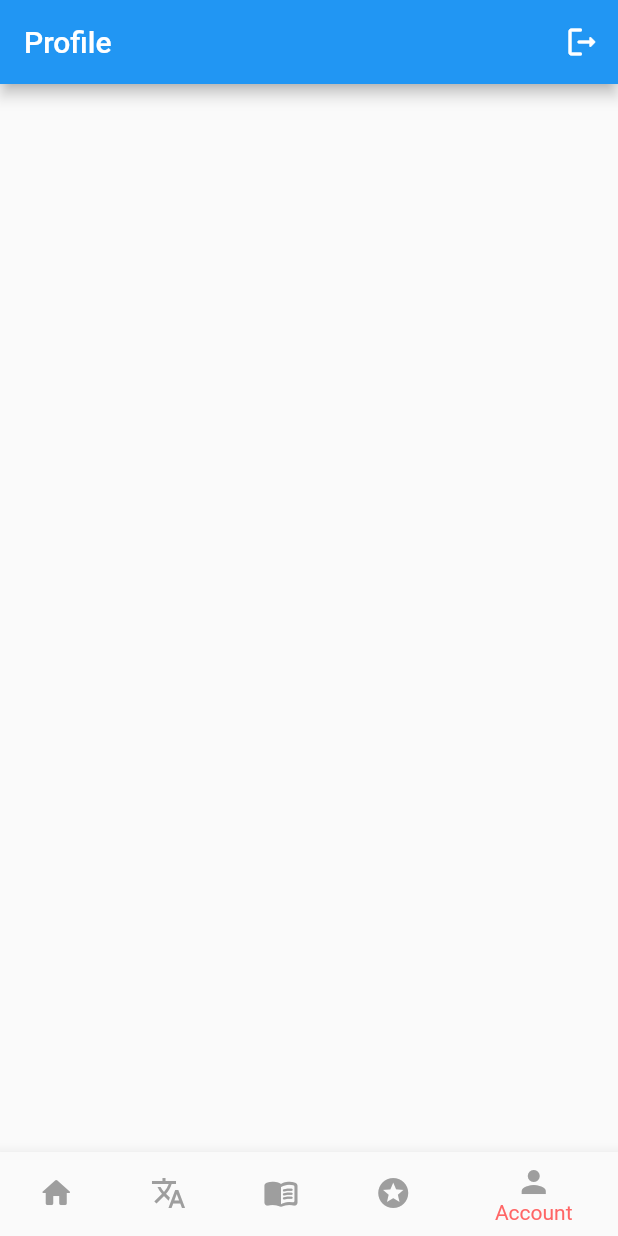
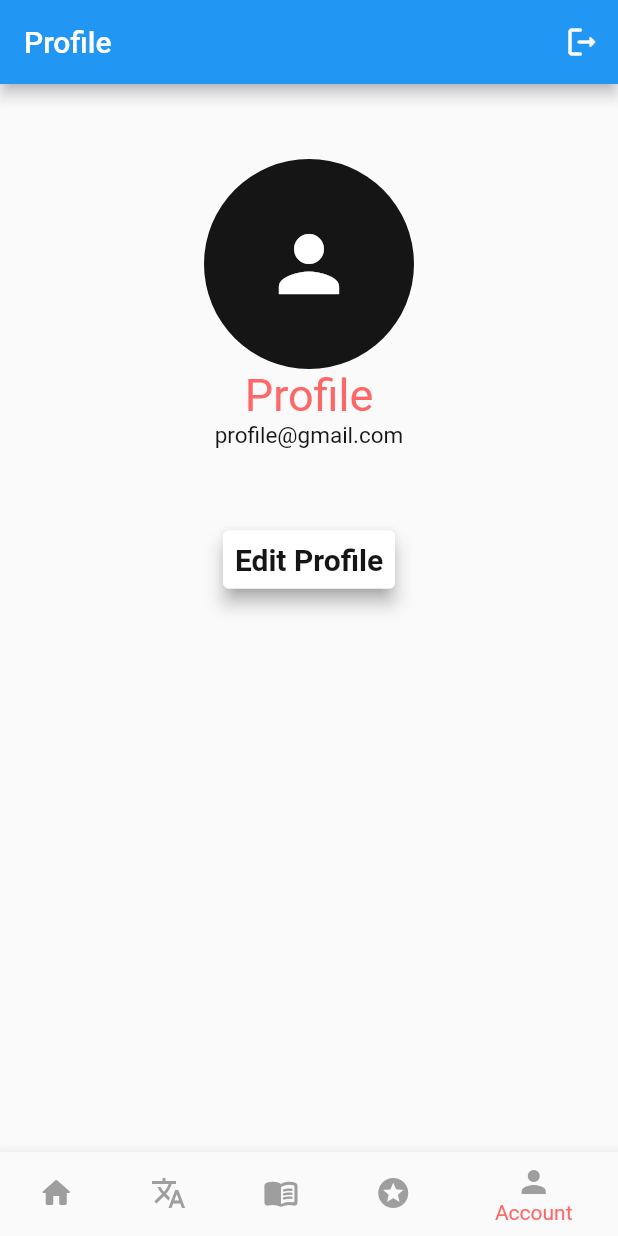
Before and after one commit to H4gai/Learn.nihongo, a Flutter app: the screen it shows once a user with an empty profile is signed in, item 5 of the bottom bar chosen, on a phone screen of 412 x 824 dp. Run offline on Flutter 3.47's test engine with Material 2 defaults, Android fonts, the light colour scheme and no system bars; our stand-ins replace cloud_firestore, firebase_auth, firebase_core, google_fonts; accounts and stored records are empty.

Commit message:
Version 2.3

```diff
--- a/lib/view/profile_page.dart
+++ b/lib/view/profile_page.dart
@@ -3,6 +3,8 @@ import 'package:flutter/material.dart';
 import 'package:flutter/services.dart';
 import 'package:nihongo_learn/route/route.dart' as route;
 import 'package:cloud_firestore/cloud_firestore.dart';
+import 'package:nihongo_learn/ui/shared/color.dart';
+import 'package:google_fonts/google_fonts.dart';
 
 class Profile extends StatefulWidget {
   const Profile({super.key});
@@ -19,19 +21,74 @@ class _ProfileState extends State<Profile> {
   Widget build(BuildContext context) {
     return Scaffold(
         appBar: AppBar(
+          backgroundColor: Colors.blue,
+
           actions: [
             IconButton(
                 onPressed: () async {
                   await FirebaseAuth.instance.signOut();
                 },
-                icon: Icon(Icons.logout_rounded))
+                icon: Icon(Icons.logout_rounded),
+                // color: AppColor.japanRed
+            )
           ],
           title: Text('Profile'),
         ),
-        body: Container(
-            child: Padding(
-          padding: const EdgeInsets.all(30.0),
-          child: Container(),
-        )));
+        body: Column(
+            children: [
+              Padding(
+                padding: const EdgeInsets.all(50.0),
+                child: Column(
+                  // crossAxisAlignment: CrossAxisAlignment.center,
+                  mainAxisAlignment: MainAxisAlignment.start,
+                  children: [
+                    CircleAvatar(
+                      backgroundColor: AppColor.zenBlack,
+                      minRadius: 70.0,
+                      child: Icon(
+                        Icons.person,
+                        color: AppColor.pureWhite,
+                        size: 60.0,
+                      ),
+                    ),
+                    Text(
+                      "Profile",
+                      style: TextStyle(
+                          color: AppColor.softRed, fontSize: 30.0),
+                    ),
+                    Text(
+                      "profile@gmail.com",
+                      style: TextStyle(
+                          color: AppColor.zenBlack, fontSize: 15.0),
+                    ),
+                  ],
+                ),
+              ),
+              TextButton(
+                child: Column(
+                    mainAxisAlignment: MainAxisAlignment.center,
+                    children: [
+                      Text(
+                        "Edit Profile",
+                        textAlign: TextAlign.center,
+                        style: TextStyle(
+                          fontSize: 20.0,
+                          color: AppColor.zenBlack,
+                          fontWeight: FontWeight.w600,
+                        ),
+                      ),
+                    ]),
+                style: TextButton.styleFrom(
+                  backgroundColor: AppColor.pureWhite,
+                  shadowColor: AppColor.zenBlack,
+                  elevation: 5,
+                ),
+                onPressed: () {
+                  print('Pressed');
+                },
+              ),
+            ],
+        )
+    );
   }
 }
```
